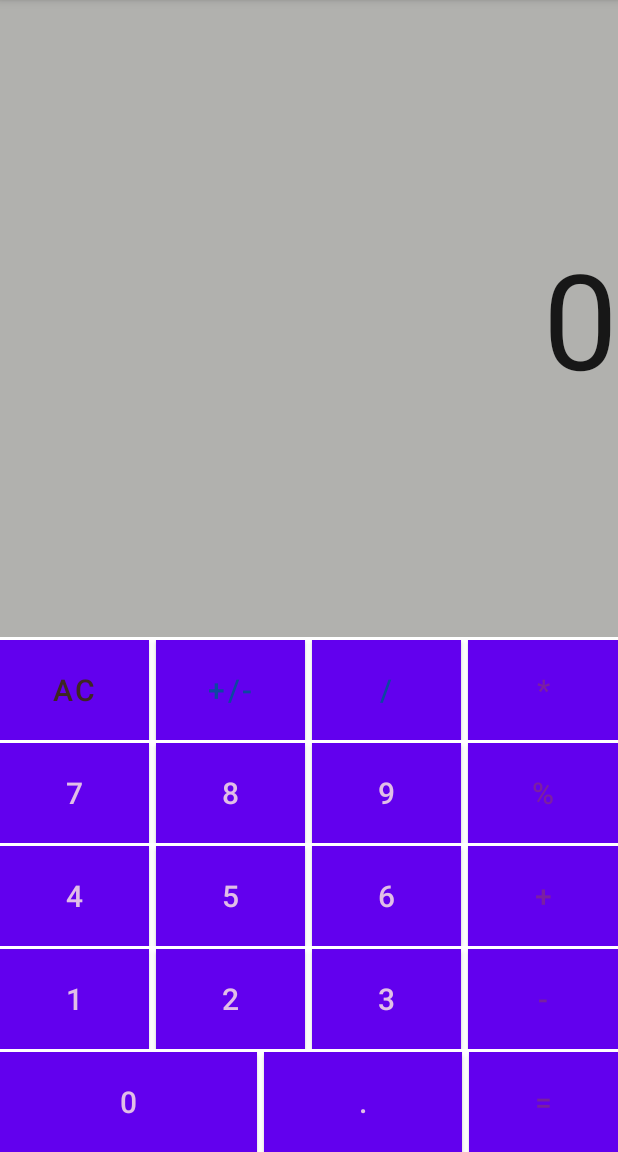
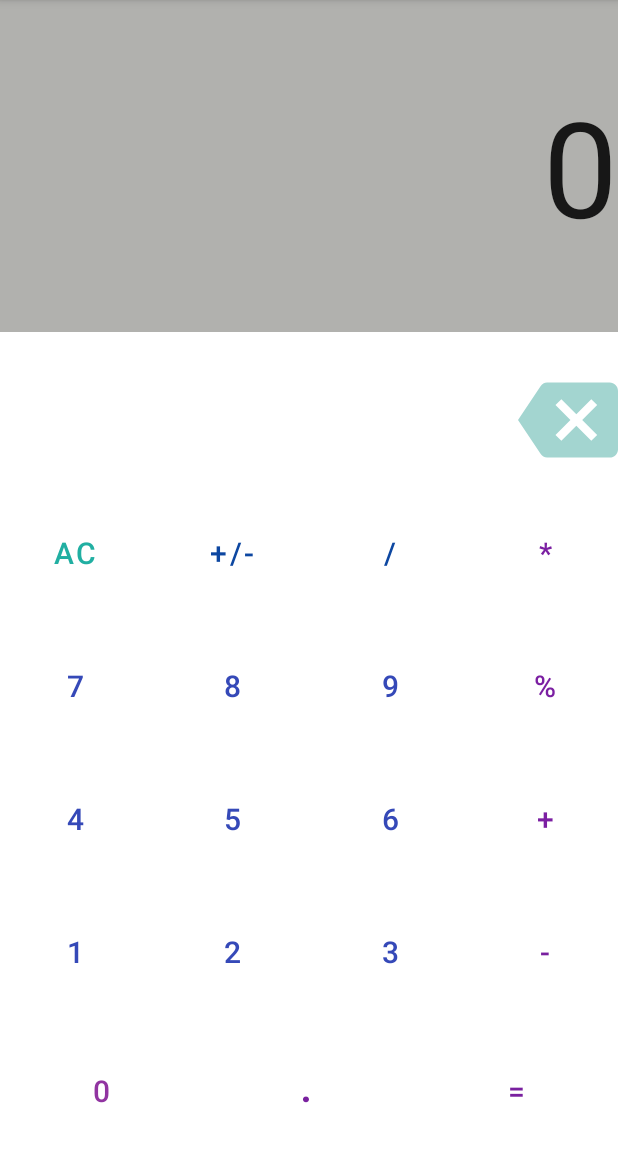
Before and after one commit to arqam365/Multi-Purpose-Toolkit, an Android app: the Calculator screen opened directly, with no data from a screen before it, on a phone screen of 412 x 824 dp, the part 84-1236 px from its top. Run offline under Robolectric (Android 15) with nearby library versions, the light colour scheme and no system bars.

Commit message:
Updates 1.3.1

```diff
--- a/app/src/main/java/com/example/toolkit/Calculator.kt
+++ b/app/src/main/java/com/example/toolkit/Calculator.kt
@@ -1,10 +1,15 @@
 package com.nextlevelprogrammers.toolkit
 
-import androidx.appcompat.app.AppCompatActivity
+import android.content.Context
+import android.os.Build
 import android.os.Bundle
+import android.os.VibrationEffect
+import android.os.Vibrator
 import android.view.View
 import android.widget.Button
 import android.widget.EditText
+import androidx.appcompat.app.AppCompatActivity
+
 
 class Calculator : AppCompatActivity() {
 
@@ -18,6 +23,16 @@ class Calculator : AppCompatActivity() {
     }
 
     fun numberEvent(view: View) {
+        val v = (getSystemService(Context.VIBRATOR_SERVICE) as Vibrator)
+        // Vibrate for 500 milliseconds
+        // Vibrate for 500 milliseconds
+        if (Build.VERSION.SDK_INT >= Build.VERSION_CODES.O) {
+            v.vibrate(VibrationEffect.createOneShot(50,
+                VibrationEffect.DEFAULT_AMPLITUDE))
+        }
+        else {
+            v.vibrate(50)
+        }
         val editText = findViewById<EditText>(R.id.editText)
         val bu1 = findViewById<Button>(R.id.bu1)
         val bu2 = findViewById<Button>(R.id.bu2)
@@ -54,6 +69,16 @@ class Calculator : AppCompatActivity() {
     }
 
     fun operatorEvent(view: View) {
+        val v = (getSystemService(Context.VIBRATOR_SERVICE) as Vibrator)
+        // Vibrate for 500 milliseconds
+        // Vibrate for 500 milliseconds
+        if (Build.VERSION.SDK_INT >= Build.VERSION_CODES.O) {
+            v.vibrate(VibrationEffect.createOneShot(50,
+                VibrationEffect.DEFAULT_AMPLITUDE))
+        }
+        else {
+            v.vibrate(50)
+        }
         val editText = findViewById<EditText>(R.id.editText)
         val buPlus = findViewById<Button>(R.id.buPlus)
         val buMinus = findViewById<Button>(R.id.buMinus)
@@ -71,6 +96,16 @@ class Calculator : AppCompatActivity() {
     }
 
     fun equalEvent(view: View) {
+        val v = (getSystemService(Context.VIBRATOR_SERVICE) as Vibrator)
+        // Vibrate for 500 milliseconds
+        // Vibrate for 500 milliseconds
+        if (Build.VERSION.SDK_INT >= Build.VERSION_CODES.O) {
+            v.vibrate(VibrationEffect.createOneShot(50,
+                VibrationEffect.DEFAULT_AMPLITUDE))
+        }
+        else {
+            v.vibrate(50)
+        }
         val editText = findViewById<EditText>(R.id.editText)
         var newnumber = editText.text.toString()
         var result = 0.0
@@ -84,15 +119,42 @@ class Calculator : AppCompatActivity() {
     }
 
     fun acEvent(view: View) {
+        val v = (getSystemService(Context.VIBRATOR_SERVICE) as Vibrator)
+        // Vibrate for 500 milliseconds
+        // Vibrate for 500 milliseconds
+        if (Build.VERSION.SDK_INT >= Build.VERSION_CODES.O) {
+            v.vibrate(VibrationEffect.createOneShot(50,
+                VibrationEffect.DEFAULT_AMPLITUDE))
+        }
+        else {
+            v.vibrate(50)
+        }
         val editText = findViewById<EditText>(R.id.editText)
         editText.setText("0")
         isNewOp = true
     }
 
     fun percentEvent(view: View) {
+        val v = (getSystemService(Context.VIBRATOR_SERVICE) as Vibrator)
+        // Vibrate for 500 milliseconds
+        // Vibrate for 500 milliseconds
+        if (Build.VERSION.SDK_INT >= Build.VERSION_CODES.O) {
+            v.vibrate(VibrationEffect.createOneShot(50,
+                VibrationEffect.DEFAULT_AMPLITUDE))
+        }
+        else {
+            v.vibrate(50)
+        }
         val editText = findViewById<EditText>(R.id.editText)
         var no = editText.text.toString().toDouble()/100
         editText.setText(no.toString())
         isNewOp = true
     }
+
+    fun delete(view: View) {
+        val editText = findViewById<EditText>(R.id.editText)
+        var word = editText.text.toString()
+        if (word.isNotEmpty()) {
+            editText.setText(word.substring(0, word.length - 1)) }
+    }
 }
--- /dev/null
+++ b/app/src/main/res/drawable/backspc.xml
@@ -0,0 +1,5 @@
+<vector android:autoMirrored="true" android:height="10dp"
+    android:tint="#A3D5D0" android:viewportHeight="24"
+    android:viewportWidth="24" android:width="10dp" xmlns:android="http://schemas.android.com/apk/res/android">
+    <path android:fillColor="@color/teal_700" android:pathData="M22,3L7,3c-0.69,0 -1.23,0.35 -1.59,0.88L0,12l5.41,8.11c0.36,0.53 0.9,0.89 1.59,0.89h15c1.1,0 2,-0.9 2,-2L24,5c0,-1.1 -0.9,-2 -2,-2zM19,15.59L17.59,17 14,13.41 10.41,17 9,15.59 12.59,12 9,8.41 10.41,7 14,10.59 17.59,7 19,8.41 15.41,12 19,15.59z"/>
+</vector>
--- a/app/src/main/res/layout/activity_calculator.xml
+++ b/app/src/main/res/layout/activity_calculator.xml
@@ -1,6 +1,5 @@
 <?xml version="1.0" encoding="utf-8"?>
-<LinearLayout
-    xmlns:android="http://schemas.android.com/apk/res/android"
+<LinearLayout xmlns:android="http://schemas.android.com/apk/res/android"
     xmlns:app="http://schemas.android.com/apk/res-auto"
     xmlns:tools="http://schemas.android.com/tools"
     android:layout_width="match_parent"
@@ -12,268 +11,317 @@
         android:id="@+id/editText"
         android:layout_width="match_parent"
         android:layout_height="0dp"
-        android:ems="10"
+        android:layout_marginBottom="25dp"
         android:layout_weight="1"
         android:background="@color/grey"
+        android:cursorVisible="false"
+        android:ems="10"
+        android:focusable="true"
+        android:focusableInTouchMode="false"
+        android:gravity="end|center"
         android:inputType="textPersonName"
-        android:textSize="40pt"
-        android:layout_marginBottom="1pt"
-        android:gravity="end|center"
         android:text="@string/_0"
-        />
+        android:textSize="40pt" />
 
     <TableLayout
         android:layout_width="match_parent"
-        android:layout_height="wrap_content">
+        android:layout_height="wrap_content"
+        android:layout_marginBottom="10pt">
 
         <TableRow
             android:layout_width="match_parent"
             android:layout_height="match_parent"
-            android:layout_marginBottom="1pt">
+            android:layout_marginBottom="10pt">
+
+            <ImageButton
+                android:id="@+id/back"
+                android:layout_width="30pt"
+                android:layout_height="30pt"
+                android:layout_marginEnd="4pt"
+                android:layout_weight="1"
+                android:background="@drawable/backspc"
+                style="?android:attr/buttonBarButtonStyle"/>
+
+            <ImageButton
+                android:id="@+id/back1"
+                android:layout_width="30pt"
+                android:layout_height="30pt"
+                android:layout_marginEnd="4pt"
+                android:layout_weight="1"
+                android:background="@drawable/backspc"
+                style="?android:attr/buttonBarButtonStyle"/>
+
+            <ImageButton
+                android:id="@+id/back2"
+                android:layout_width="30pt"
+                android:layout_height="30pt"
+                android:layout_marginEnd="4pt"
+                android:layout_weight="1"
+                android:background="@drawable/backspc"
+                style="?android:attr/buttonBarButtonStyle"/>
+
+
+            <ImageButton
+                android:id="@+id/back4"
+                android:layout_width="30pt"
+                android:layout_height="30pt"
+                android:layout_weight="0"
+                android:background="@drawable/backspc"
+                android:onClick="delete" />
+
+        </TableRow>
+
+        <TableRow
+            android:layout_width="match_parent"
+            android:layout_height="match_parent"
+            android:layout_marginBottom="10pt">
 
             <Button
                 android:id="@+id/buAC"
+                style="?android:attr/buttonBarButtonStyle"
                 android:layout_width="30pt"
                 android:layout_height="30pt"
                 android:layout_marginEnd="2pt"
                 android:layout_weight="1"
-                android:background="@color/blueback"
+                android:onClick="acEvent"
                 android:text="@string/ac"
-                android:textSize="20dp"
-                android:onClick="acEvent"
-                android:textColor="#3E2723" />
+                android:textColor="#21AFA2"
+                android:textSize="20dp" />
 
             <Button
                 android:id="@+id/buPlusMinus"
+                style="?android:attr/buttonBarButtonStyle"
                 android:layout_width="30pt"
                 android:layout_height="30pt"
                 android:layout_marginEnd="2pt"
                 android:layout_weight="1"
                 android:onClick="numberEvent"
-                android:background="@color/blueback"
                 android:text="@string/PlusMinus"
-                android:textSize="20dp"
-                android:textColor="#0D47A1" />
+                android:textColor="#0D47A1"
+                android:textSize="20dp" />
 
             <Button
                 android:id="@+id/buDivide"
+                style="?android:attr/buttonBarButtonStyle"
                 android:layout_width="30pt"
                 android:layout_height="30pt"
                 android:layout_marginEnd="2pt"
                 android:layout_weight="1"
                 android:onClick="operatorEvent"
-                android:background="@color/blueback"
                 android:text="@string/Divide"
-                android:textSize="20dp"
-                android:textColor="#0D47A1" />
+                android:textColor="#0D47A1"
+                android:textSize="20dp" />
 
             <Button
                 android:id="@+id/buMultiply"
+                style="?android:attr/buttonBarButtonStyle"
                 android:layout_width="30pt"
                 android:layout_height="30pt"
                 android:layout_weight="1"
                 android:onClick="operatorEvent"
-                android:background="@color/teal_200"
                 android:text="@string/Multiply"
-                android:textSize="20dp"
-                android:textColor="#7B1FA2" />
+                android:textColor="#7B1FA2"
+                android:textSize="20dp" />
         </TableRow>
+
         <TableRow
             android:layout_width="match_parent"
             android:layout_height="match_parent"
-            android:layout_marginBottom="1pt">
+            android:layout_marginBottom="10pt">
 
             <Button
                 android:id="@+id/bu7"
-                android:layout_width="30pt"
-                android:layout_height="30pt"
-                android:layout_marginEnd="2pt"
-                android:layout_weight="1"
-                android:textSize="20dp"
-                android:background="@color/blueback"
-                android:text="@string/_7"
-                android:onClick="numberEvent"
-                android:textColor="#E1BEE7" />
-
-            <Button
-                android:id="@+id/bu8"
+                style="?android:attr/buttonBarButtonStyle"
                 android:layout_width="30pt"
                 android:layout_height="30pt"
                 android:layout_marginEnd="2pt"
                 android:layout_weight="1"
                 android:onClick="numberEvent"
-                android:background="@color/blueback"
-                android:text="@string/_8"
-                android:textSize="20dp"
-                android:textColor="#E1BEE7" />
+                android:text="@string/_7"
+                android:textColor="#FF3549B8"
+                android:textSize="20dp" />
 
             <Button
-                android:id="@+id/bu9"
+                android:id="@+id/bu8"
+                style="?android:attr/buttonBarButtonStyle"
                 android:layout_width="30pt"
                 android:layout_height="30pt"
                 android:layout_marginEnd="2pt"
                 android:layout_weight="1"
                 android:onClick="numberEvent"
-                android:background="@color/blueback"
-                android:text="@string/_9"
-                android:textSize="20dp"
-                android:textColor="#E1BEE7" />
+                android:text="@string/_8"
+                android:textColor="#FF3549B8"
+                android:textSize="20dp" />
 
             <Button
-                android:id="@+id/buPercent"
-                android:layout_width="30pt"
-                android:layout_height="30pt"
-                android:layout_weight="1"
-                android:background="@color/teal_200"
-                android:text="@string/Percent"
-                android:textSize="20dp"
-                android:onClick="percentEvent"
-                android:textColor="#7B1FA2" />
-        </TableRow>
-        <TableRow
-            android:layout_width="match_parent"
-            android:layout_height="match_parent"
-            android:layout_marginBottom="1pt">
-
-            <Button
-                android:id="@+id/bu4"
-                android:layout_width="30pt"
-                android:layout_height="30pt"
-                android:layout_marginEnd="2pt"
-                android:layout_weight="1"
-                android:textSize="20dp"
-                android:onClick="numberEvent"
-                android:background="@color/blueback"
-                android:text="@string/_4"
-                android:textColor="#E1BEE7"
-                />
-
-            <Button
-                android:id="@+id/bu5"
+                android:id="@+id/bu9"
+                style="?android:attr/buttonBarButtonStyle"
                 android:layout_width="30pt"
                 android:layout_height="30pt"
                 android:layout_marginEnd="2pt"
                 android:layout_weight="1"
                 android:onClick="numberEvent"
-                android:background="@color/blueback"
-                android:text="@string/_5"
-                android:textSize="20dp"
-                android:textColor="#E1BEE7" />
+                android:text="@string/_9"
+                android:textColor="#FF3549B8"
+                android:textSize="20dp" />
 
             <Button
-                android:id="@+id/bu6"
+                android:id="@+id/buPercent"
+                style="?android:attr/buttonBarButtonStyle"
+                android:layout_width="30pt"
+                android:layout_height="30pt"
+                android:layout_weight="1"
+                android:onClick="percentEvent"
+                android:text="@string/Percent"
+                android:textColor="#7B1FA2"
+                android:textSize="20dp" />
+        </TableRow>
+
+        <TableRow
+            android:layout_width="match_parent"
+            android:layout_height="match_parent"
+            android:layout_marginBottom="10pt">
+
+            <Button
+                android:id="@+id/bu4"
+                style="?android:attr/buttonBarButtonStyle"
                 android:layout_width="30pt"
                 android:layout_height="30pt"
                 android:layout_marginEnd="2pt"
                 android:layout_weight="1"
                 android:onClick="numberEvent"
-                android:background="@color/blueback"
-                android:text="@string/_6"
-                android:textSize="20dp"
-                android:textColor="#E1BEE7" />
+                android:text="@string/_4"
+                android:textColor="#FF3549B8"
+                android:textSize="20dp" />
 
             <Button
-                android:id="@+id/buPlus"
-                android:layout_width="30pt"
-                android:layout_height="30pt"
-                android:layout_weight="1"
-                android:onClick="operatorEvent"
-                android:background="@color/teal_200"
-                android:text="@string/Plus"
-                android:textSize="20dp"
-                android:textColor="#7B1FA2" />
-        </TableRow>
-        <TableRow
-            android:layout_width="match_parent"
-            android:layout_height="match_parent"
-            android:layout_marginBottom="1pt">
-
-            <Button
-                android:id="@+id/bu1"
+                android:id="@+id/bu5"
+                style="?android:attr/buttonBarButtonStyle"
                 android:layout_width="30pt"
                 android:layout_height="30pt"
                 android:layout_marginEnd="2pt"
                 android:layout_weight="1"
                 android:onClick="numberEvent"
-                android:background="@color/purple_500"
-                android:text="@string/_1"
-                android:textSize="20dp"
-                android:textColor="#E1BEE7" />
+                android:text="@string/_5"
+                android:textColor="#FF3549B8"
+                android:textSize="20dp" />
 
             <Button
-                android:id="@+id/bu2"
+                android:id="@+id/bu6"
+                style="?android:attr/buttonBarButtonStyle"
                 android:layout_width="30pt"
                 android:layout_height="30pt"
                 android:layout_marginEnd="2pt"
                 android:layout_weight="1"
                 android:onClick="numberEvent"
-                android:background="@color/purple_500"
-                android:text="@string/_2"
-                android:textSize="20dp"
-                android:textColor="#E1BEE7" />
+                android:text="@string/_6"
+                android:textColor="#FF3549B8"
+                android:textSize="20dp" />
 
             <Button
-                android:id="@+id/bu3"
+                android:id="@+id/buPlus"
+                style="?android:attr/buttonBarButtonStyle"
+                android:layout_width="30pt"
+                android:layout_height="30pt"
+                android:layout_weight="1"
+                android:onClick="operatorEvent"
+                android:text="@string/Plus"
+                android:textColor="#7B1FA2"
+                android:textSize="20dp" />
+        </TableRow>
+
+        <TableRow
+            android:layout_width="match_parent"
+            android:layout_height="match_parent">
+
+            <Button
+                android:id="@+id/bu1"
+                style="?android:attr/buttonBarButtonStyle"
                 android:layout_width="30pt"
                 android:layout_height="30pt"
                 android:layout_marginEnd="2pt"
                 android:layout_weight="1"
                 android:onClick="numberEvent"
-                android:background="@color/blueback"
+                android:text="@string/_1"
+                android:textColor="#FF3549B8"
+                android:textSize="20dp" />
+
+            <Button
+                android:id="@+id/bu2"
+                style="?android:attr/buttonBarButtonStyle"
+                android:layout_width="30pt"
+                android:layout_height="30pt"
+                android:layout_marginEnd="2pt"
+                android:layout_weight="1"
+                android:onClick="numberEvent"
+                android:text="@string/_2"
+                android:textColor="#FF3549B8"
+                android:textSize="20dp" />
+
+            <Button
+                android:id="@+id/bu3"
+                style="?android:attr/buttonBarButtonStyle"
+                android:layout_width="30pt"
+                android:layout_height="30pt"
+                android:layout_marginEnd="2pt"
+                android:layout_weight="1"
+                android:onClick="numberEvent"
                 android:text="@string/_3"
-                android:textSize="20dp"
-                android:textColor="#E1BEE7" />
+                android:textColor="#3549B8"
+                android:textSize="20dp" />
 
             <Button
                 android:id="@+id/buMinus"
+                style="?android:attr/buttonBarButtonStyle"
                 android:layout_width="30pt"
                 android:layout_height="30pt"
                 android:layout_weight="1"
                 android:onClick="operatorEvent"
-                android:background="@color/teal_200"
                 android:text="@string/Minus"
-                android:textSize="20dp"
-                android:textColor="#79209F" />
+                android:textColor="#79209F"
+                android:textSize="20sp" />
         </TableRow>
     </TableLayout>
+
     <LinearLayout
         android:layout_width="match_parent"
         android:layout_height="wrap_content"
+        android:layout_marginBottom="5pt"
         android:orientation="horizontal">
 
         <Button
             android:id="@+id/bu0"
-            android:layout_width="48pt"
+            style="?android:attr/buttonBarButtonStyle"
+            android:layout_width="30pt"
             android:layout_height="30pt"
-            android:layout_marginEnd="2pt"
-            android:layout_weight="2"
+            android:layout_marginEnd="1pt"
+            android:layout_weight="1"
             android:onClick="numberEvent"
-            android:background="@color/purple_500"
             android:text="@string/_0"
-            android:textSize="20dp"
-            android:textColor="#E1BEE7" />
+            android:textColor="#9134A1"
+            android:textSize="20sp" />
 
         <Button
             android:id="@+id/buDot"
-            android:layout_width="45pt"
+            style="?android:attr/buttonBarButtonStyle"
+            android:layout_width="30pt"
             android:layout_height="30pt"
             android:layout_marginEnd="2pt"
             android:layout_weight="1"
             android:onClick="numberEvent"
-            android:background="@color/purple_500"
             android:text="@string/Dot"
-            android:textSize="20dp"
-            android:textColor="#E1BEE7" />
+            android:textColor="#79209F"
+            android:textSize="29sp" />
 
         <Button
             android:id="@+id/buEqual"
+            style="?android:attr/buttonBarButtonStyle"
             android:layout_width="30pt"
             android:layout_height="30pt"
             android:layout_weight="1"
             android:onClick="equalEvent"
-            android:background="@color/teal_200"
             android:text="@string/Equal"
-            android:textSize="20dp"
-            android:textColor="#79209F" />
+            android:textColor="#79209F"
+            android:textSize="20sp" />
     </LinearLayout>
 </LinearLayout>
--- a/app/src/main/res/layout/activity_main.xml
+++ b/app/src/main/res/layout/activity_main.xml
@@ -4,12 +4,13 @@
     xmlns:tools="http://schemas.android.com/tools"
     android:layout_width="match_parent"
     android:layout_height="match_parent"
-    tools:context=".MainActivity">
-
+    tools:context=".MainActivity"
+    android:orientation="horizontal">
 
     <TableLayout
         android:layout_width="match_parent"
-        android:layout_height="wrap_content">
+        android:layout_height="300dp"
+        android:layout_marginTop="220dp">
         <TableRow
             android:layout_width="match_parent"
             android:layout_height="match_parent"
--- a/gradle.properties
+++ b/gradle.properties
@@ -6,7 +6,7 @@
 # http://www.gradle.org/docs/current/userguide/build_environment.html
 # Specifies the JVM arguments used for the daemon process.
 # The setting is particularly useful for tweaking memory settings.
-org.gradle.jvmargs=-Xmx2048m -Dfile.encoding=UTF-8
+org.gradle.jvmargs=-Xmx4608m
 # When configured, Gradle will run in incubating parallel mode.
 # This option should only be used with decoupled projects. More details, visit
 # http://www.gradle.org/docs/current/userguide/multi_project_builds.html#sec:decoupled_projects
@@ -21,3 +21,4 @@ kotlin.code.style=official
 # resources declared in the library itself and none from the library's dependencies,
 # thereby reducing the size of the R class for that library
 android.nonTransitiveRClass=true
+android.enableJetifier=true
--- a/settings.gradle
+++ b/settings.gradle
@@ -11,6 +11,8 @@ dependencyResolutionManagement {
         google()
         mavenCentral()
     }
+
+
 }
 rootProject.name = "ToolKit"
 include ':app'
```
Also changed, not shown: app/build.gradle (+13 -7 lines), app/src/main/AndroidManifest.xml (+8 -1 lines), build.gradle (+7 -2 lines), gradle/wrapper/gradle-wrapper.properties, 4 other files.
